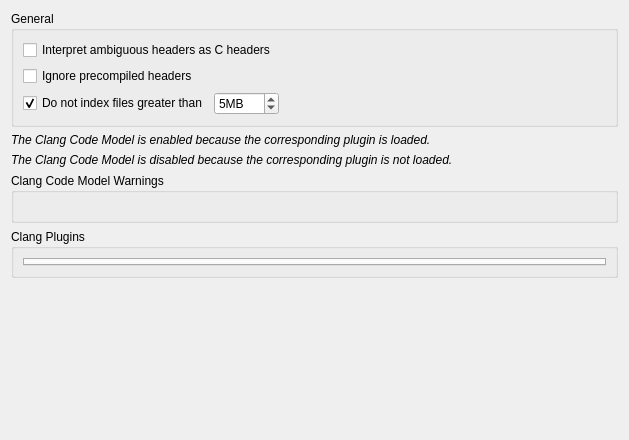
This is src/plugins/cpptools/cppcodemodelsettingspage.ui in qt-creator/qt-creator as Qt 5 draws it before an edit. The edited form follows.
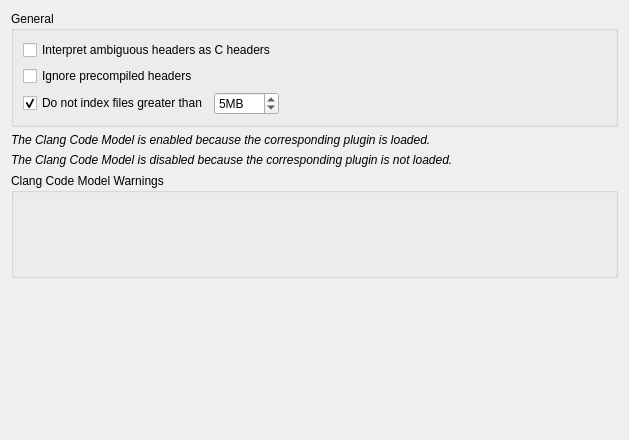
This is the edited form.

Commit message:
Clang: Make clazy/tidy options part of the diagnostic config
As a side effect, clazy/tidy options become available for project
specific customization in the projects mode.

```diff
--- a/src/plugins/cpptools/cppcodemodelsettingspage.ui
+++ b/src/plugins/cpptools/cppcodemodelsettingspage.ui
@@ -114,18 +114,6 @@
      <layout class="QVBoxLayout" name="verticalLayout_3"/>
     </widget>
    </item>
-   <item>
-    <widget class="QGroupBox" name="clangPlugins">
-     <property name="title">
-      <string>Clang Plugins</string>
-     </property>
-     <layout class="QHBoxLayout" name="horizontalLayout_2">
-      <item>
-       <widget class="QTabWidget" name="pluginChecks"/>
-      </item>
-     </layout>
-    </widget>
-   </item>
    <item>
     <spacer name="verticalSpacer">
      <property name="orientation">
```
The commit also changes 12 other files.
